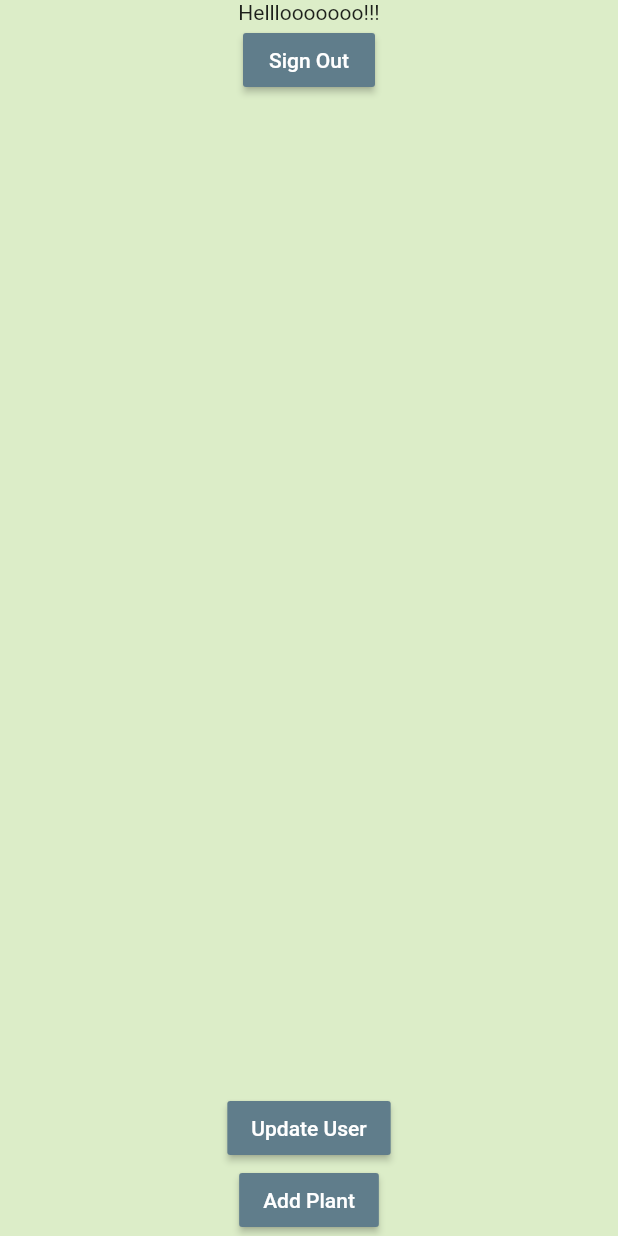
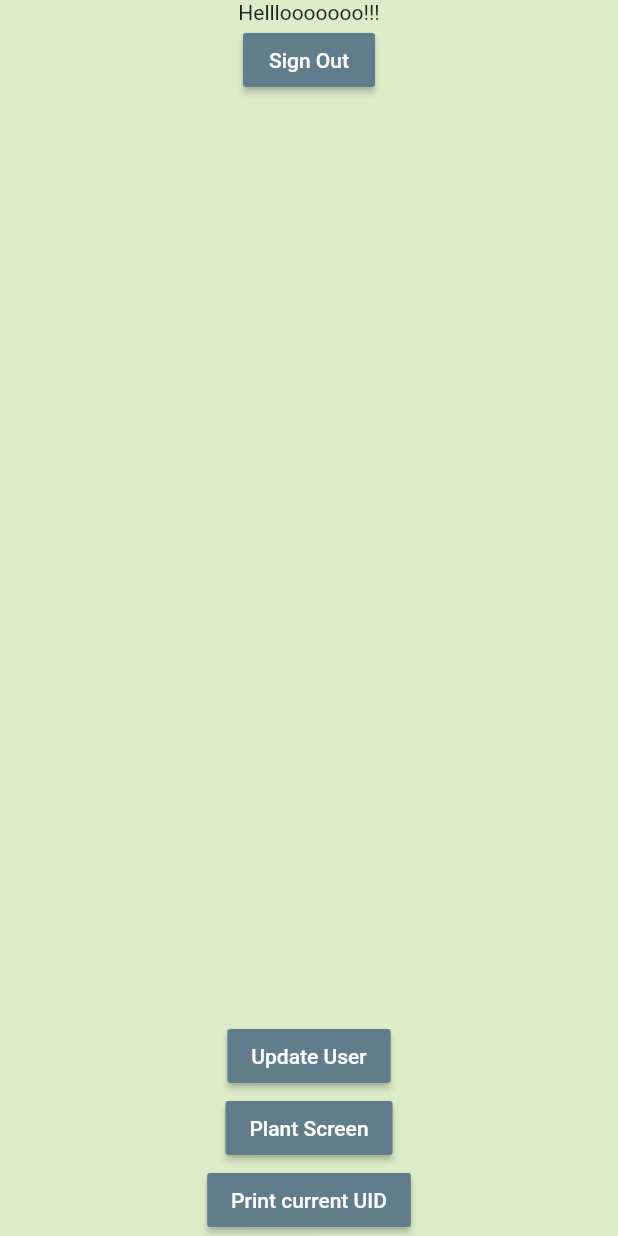
Before and after one commit to jooliaju/Planty, a Flutter app: the screen it shows once a user with an empty profile is signed in, on a phone screen of 412 x 824 dp. Run offline on Flutter 3.47's test engine with Material 2 defaults, Android fonts, the phone set to English and light mode, and no system bars; our stand-ins replace cloud_firestore, dio, firebase_auth, firebase_core, flutter_spinkit, hexcolor and 1 more; accounts and stored records are empty.

Commit message:
more updates

```diff
--- a/lib/screens/home/home.dart
+++ b/lib/screens/home/home.dart
@@ -1,25 +1,7 @@
-// import "package:flutter/material.dart";
-//
-// class HomeScreen extends StatefulWidget {
-//   @override
-//   _HomeScreenState createState() => _HomeScreenState();
-// }
-//
-// class _HomeScreenState extends State<HomeScreen> {
-//   @override
-//   Widget build(BuildContext context) {
-//     return Scaffold(
-//       body: SafeArea(
-//
-//       ),
-//     );
-//   }
-// }
-import 'package:cloud_firestore/cloud_firestore.dart';
 import "package:flutter/material.dart";
-import 'package:planty_app/models/plant_model.dart';
 import 'package:planty_app/models/user.dart';
-import 'package:planty_app/screens/add_plant/add_plant.dart';
+import 'package:planty_app/screens/user/update_user.dart';
+import 'package:planty_app/screens/plants/plant_screen.dart';
 import 'package:planty_app/services/auth.dart';
 import 'package:planty_app/services/database.dart';
 import 'package:provider/provider.dart';
@@ -31,72 +13,72 @@
 }
 
 class _HomeScreenState extends State<HomeScreen> {
-
   final AuthService _auth = AuthService();
   @override
   Widget build(BuildContext context) {
+    UserModel user = Provider.of<UserModel>(context);
+
     return StreamProvider<List<UserInfo>>.value(
-      value: DatabaseService().users,
+      value: DatabaseService(uid: user.uid).users,
       child: Scaffold(
         backgroundColor: Colors.lightGreen[100],
         body: SafeArea(
             child: Align(
                 alignment: Alignment.center,
-
-
-
-              child: Column (
+                child: Column(
                   mainAxisAlignment: MainAxisAlignment.center,
                   children: [
                     Text('Helllooooooo!!!'),
                     RaisedButton(
-                    onPressed: (){
+                      onPressed: () {
                         _auth.signOut();
                       },
-                    child: Text('Sign Out',
-                    style: TextStyle(
-                      color: Colors.white
-                    )
-                      ,),
-                    color: Colors.blueGrey,),
-
+                      child: Text(
+                        'Sign Out',
+                        style: TextStyle(color: Colors.white),
+                      ),
+                      color: Colors.blueGrey,
+                    ),
                     UserList(),
-
                     RaisedButton(
-                    onPressed: (){
+                      onPressed: () {
                         Navigator.push(
                           context,
-                        MaterialPageRoute(builder: (context) => AddPlant()),
+                          MaterialPageRoute(builder: (context) => UpdateUser()),
                         );
-
                       },
-                    child: Text('Update User',
-                      style: TextStyle(
-                          color: Colors.white
-                      )
-                      ,),
-                    color: Colors.blueGrey,),
-
+                      child: Text(
+                        'Update User',
+                        style: TextStyle(color: Colors.white),
+                      ),
+                      color: Colors.blueGrey,
+                    ),
                     RaisedButton(
-                    onPressed: (){
+                      onPressed: () {
                         Navigator.push(
                           context,
-                        MaterialPageRoute(builder: (context) => AddPlant()),
+                          MaterialPageRoute(
+                              builder: (context) => PlantScreen()),
                         );
-
                       },
-                    child: Text('Add Plant',
-                      style: TextStyle(
-                          color: Colors.white
-                      )
-                      ,),
-                    color: Colors.blueGrey,),
-
+                      child: Text(
+                        'Plant Screen',
+                        style: TextStyle(color: Colors.white),
+                      ),
+                      color: Colors.blueGrey,
+                    ),
+                    RaisedButton(
+                      onPressed: () {
+                        print(user.uid);
+                      },
+                      child: Text(
+                        'Print current UID',
+                        style: TextStyle(color: Colors.white),
+                      ),
+                      color: Colors.blueGrey,
+                    ),
                   ],
-              )
-
-          )
-        ),
+                ))),
       ),
     );
   }
--- a/lib/screens/home/user_list.dart
+++ b/lib/screens/home/user_list.dart
@@ -17,6 +17,7 @@
     final users = Provider.of<List<UserInfo>>(context) ?? [];
     print(users);
 
+
     return Expanded(
       child: ListView.builder(
         itemCount: users.length,
--- a/lib/screens/plants/plant_tile.dart
+++ b/lib/screens/plants/plant_tile.dart
@@ -3,7 +3,7 @@
 import 'package:planty_app/models/user.dart';
 
 class PlantTile extends StatelessWidget {
-  final UserInfo plant;
+  final Plant plant;
 
   PlantTile({this.plant});
 
@@ -19,7 +19,6 @@
               backgroundColor: Colors.green
           ),
           title: Text(plant.name),
-          subtitle: Text(plant.bio),
         ),
       ),
 
```
Also changed, not shown: lib/main.dart (+3 -8 lines), lib/screens/auth/signIn.dart (+21 -42 lines), lib/screens/plants/add_plant.dart (added, +83 -0 lines), lib/screens/plants/plant_list.dart (+7 -6 lines), lib/screens/plants/plant_screen.dart (+16 -25 lines), lib/screens/user/update_user.dart (renamed from lib/screens/add_plant/add_plant.dart, +12 -16 lines), lib/screens/wrapper.dart (+4 -7 lines), lib/services/database.dart (+41 -27 lines). Lines whose indentation alone changed are shown as unchanged.
